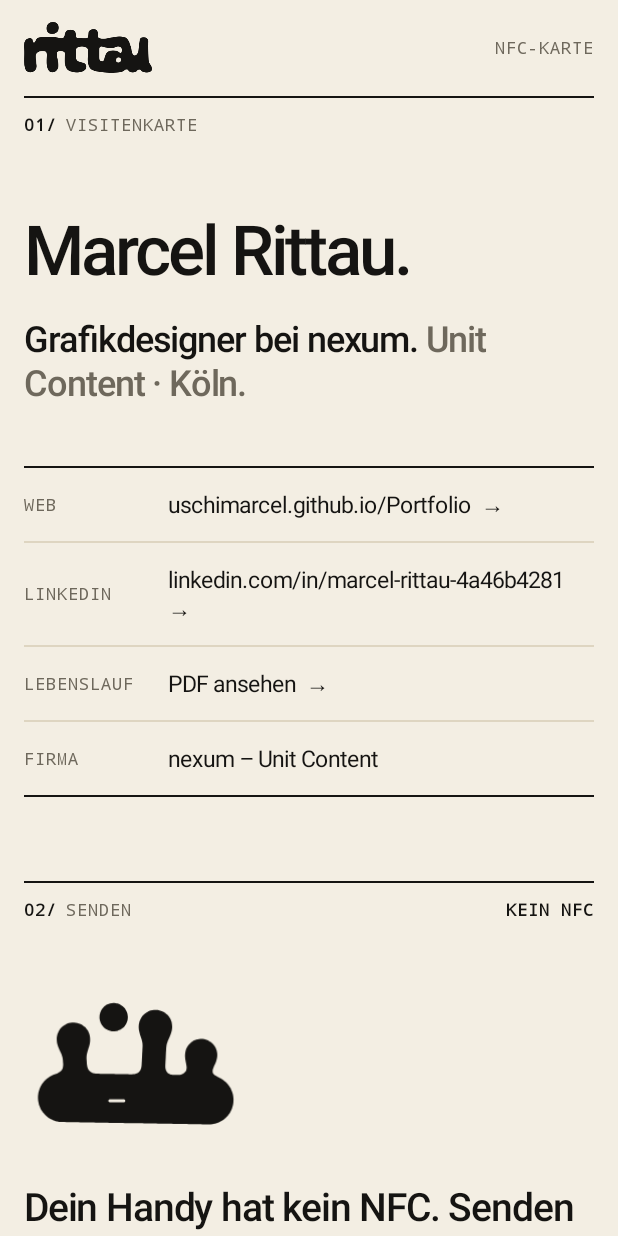
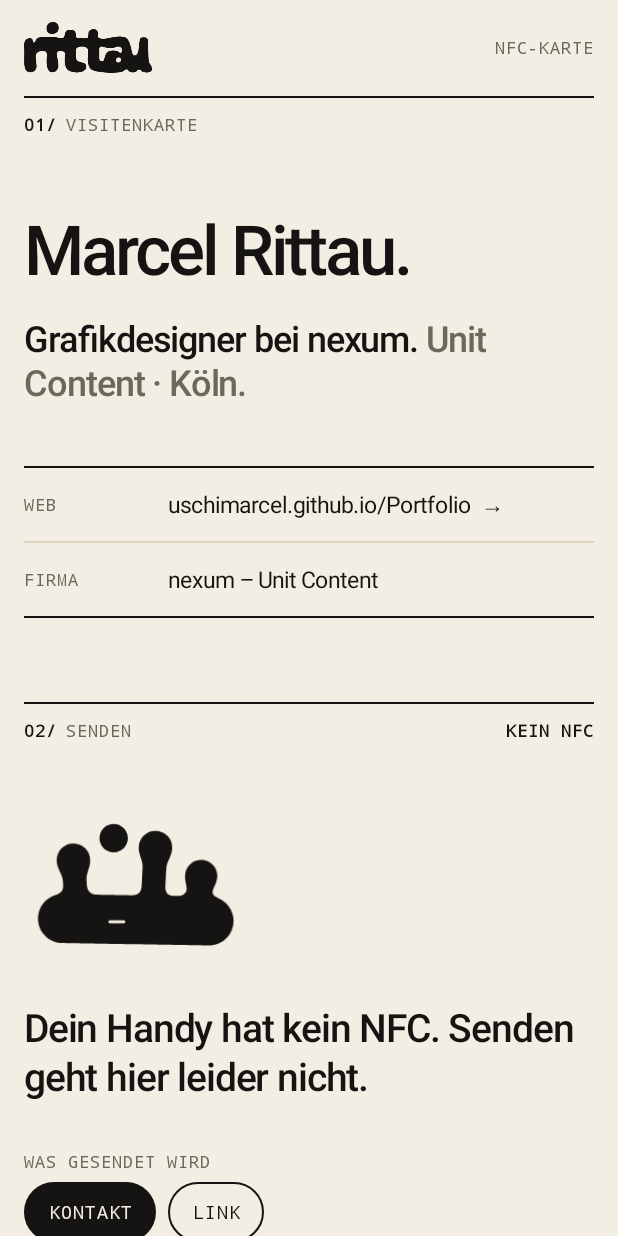
Before and after one commit to UschiMarcel/rittau-karte, an Android app: the screen it shows after launch (MainActivity), on a phone screen of 412 x 824 dp. Run offline under Robolectric (Android 15) with nearby library versions, the phone set to English and light mode, and no system bars; pictures from the network do not load.

Commit message:
Zurück auf den Stand von v1, nur mit neuem Logo
App-Code (Java, Layout, Manifest, Texte) wieder wie in v1.1.
Beibehalten: „ri“-Icon (randlos), Logo im Kopf, App-Name „rittau“.
Instagram, LinkedIn, Lebenslauf und Diagnose sind damit wieder raus
(liegen in der Git-Historie, Commits d93ee44 bis 6c2…).

Co-Authored-By: Claude Opus 5.5 <noreply@anthropic.com>
Claude-Session: https://claude.ai/code/session_01Jy9wB1RmfSzCpw71x8AFHL

```diff
--- a/app/src/main/AndroidManifest.xml
+++ b/app/src/main/AndroidManifest.xml
@@ -2,6 +2,7 @@
 <manifest xmlns:android="http://schemas.android.com/apk/res/android">
 
     <uses-permission android:name="android.permission.NFC" />
+    <uses-permission android:name="android.permission.INTERNET" />
     <uses-feature android:name="android.hardware.nfc.hce" android:required="false" />
 
     <application
--- a/app/src/main/java/de/rittau/karte/Card.java
+++ b/app/src/main/java/de/rittau/karte/Card.java
@@ -12,13 +12,6 @@ public final class Card {
 
     public static final String MODE_CONTACT = "contact";
     public static final String MODE_LINK = "link";
-    public static final String MODE_INSTAGRAM = "instagram";
-    public static final String MODE_CV = "cv";
-    public static final String DEFAULT_LINKEDIN = "https://www.linkedin.com/in/marcel-rittau-4a46b4281/";
-    /** Wird hochgezählt, wenn neue Standardwerte auch bei bestehenden Installationen ankommen sollen. */
-    private static final int DEFAULTS_VERSION = 2;
-    public static final String DEFAULT_CV =
-            "https://uschimarcel.github.io/Portfolio/dateien/Lebenslauf_Marcel_Rittau.pdf";
 
     private static final String PREFS = "karte";
 
@@ -30,9 +23,6 @@ public final class Card {
     public String phone;
     public String web;
     public String city;
-    public String instagram;
-    public String linkedin;
-    public String cv;
     public String mode;
 
     public static Card load(Context c) {
@@ -46,10 +36,6 @@ public final class Card {
         k.phone = p.getString("phone", "");
         k.web = p.getString("web", "https://uschimarcel.github.io/Portfolio/");
         k.city = p.getString("city", "Köln");
-        k.instagram = p.getString("instagram", "");
-        k.linkedin = p.getString("linkedin", DEFAULT_LINKEDIN);
-        if (p.getInt("defaults", 1) < 2 && k.linkedin.trim().isEmpty()) k.linkedin = DEFAULT_LINKEDIN;
-        k.cv = p.getString("cv", DEFAULT_CV);
         k.mode = p.getString("mode", MODE_CONTACT);
         return k;
     }
@@ -64,11 +50,7 @@ public final class Card {
                 .putString("phone", phone)
                 .putString("web", web)
                 .putString("city", city)
-                .putString("instagram", instagram)
-                .putString("linkedin", linkedin)
-                .putString("cv", cv)
                 .putString("mode", mode)
-                .putInt("defaults", DEFAULTS_VERSION)
                 .apply();
     }
 
@@ -85,62 +67,6 @@ public final class Card {
     /** Anzeigeform der Website ohne https:// und Schrägstrich am Ende. */
     public String linkLabel() {
         return linkUrl().replaceFirst("(?i)^https?://", "").replaceFirst("/$", "");
-    }
-
-    // ---------- Instagram ----------
-
-    /** Nur der Nutzername, egal ob als @name, name oder Profil-Link eingetragen. */
-    public String instagramHandle() {
-        String h = instagram == null ? "" : instagram.trim();
-        h = h.replaceFirst("(?i)^https?://", "").replaceFirst("(?i)^(www\\.)?instagram\\.com/", "");
-        h = h.replaceFirst("^@", "");
-        int cut = h.indexOf('/');
-        if (cut >= 0) h = h.substring(0, cut);
-        cut = h.indexOf('?');
-        if (cut >= 0) h = h.substring(0, cut);
-        return h.trim();
-    }
-
-    public boolean hasInstagram() {
-        return !instagramHandle().isEmpty();
-    }
-
-    public String instagramUrl() {
-        return "https://www.instagram.com/" + instagramHandle() + "/";
-    }
-
-    // ---------- Lebenslauf ----------
-
-    public boolean hasCv() {
-        return cv != null && !cv.trim().isEmpty();
-    }
-
-    public String cvUrl() {
-        String c = cv.trim();
-        if (!c.matches("(?i)^[a-z][a-z0-9+.-]*:.*")) c = "https://" + c;
-        return c;
-    }
-
-    // ---------- LinkedIn ----------
-
-    public boolean hasLinkedin() {
-        return linkedin != null && !linkedin.trim().isEmpty();
-    }
-
-    /** Vollständiger Profil-Link; ein bloßer Name wird zu linkedin.com/in/name. */
-    public String linkedinUrl() {
-        String l = linkedin.trim();
-        int q = l.indexOf('?');            // Tracking wie ?utm_source=… abschneiden
-        if (q >= 0) l = l.substring(0, q);
-        if (l.matches("(?i)^https?://.*")) return l;
-        if (l.matches("(?i)^(www\\.)?linkedin\\.com/.*")) return "https://" + l;
-        l = l.replaceFirst("^@", "").replaceFirst("(?i)^in/", "");
-        return "https://www.linkedin.com/in/" + l + "/";
-    }
-
-    public String linkedinLabel() {
-        return linkedinUrl().replaceFirst("(?i)^https?://", "").replaceFirst("(?i)^www\\.", "")
-                .replaceFirst("/$", "");
     }
 
     private static String esc(String s) {
@@ -165,11 +91,6 @@ public final class Card {
         if (!email.trim().isEmpty()) b.append("EMAIL;TYPE=INTERNET:").append(email.trim()).append("\r\n");
         if (!phone.trim().isEmpty()) b.append("TEL;TYPE=CELL:").append(phone.trim()).append("\r\n");
         if (hasLink()) b.append("URL:").append(linkUrl()).append("\r\n");
-        if (hasLinkedin()) {
-            // Android zeigt LinkedIn als Website, iPhone zusätzlich als Social-Profil.
-            b.append("URL:").append(linkedinUrl()).append("\r\n");
-            b.append("X-SOCIALPROFILE;TYPE=linkedin:").append(linkedinUrl()).append("\r\n");
-        }
         if (!city.trim().isEmpty()) b.append("ADR;TYPE=WORK:;;;").append(esc(city.trim())).append(";;;\r\n");
         b.append("END:VCARD\r\n");
         return b.toString();
@@ -180,10 +101,6 @@ public final class Card {
         NdefRecord record;
         if (MODE_LINK.equals(mode) && hasLink()) {
             record = NdefRecord.createUri(linkUrl());
-        } else if (MODE_CV.equals(mode) && hasCv()) {
-            record = NdefRecord.createUri(cvUrl());
-        } else if (MODE_INSTAGRAM.equals(mode) && hasInstagram()) {
-            record = NdefRecord.createUri(instagramUrl());
         } else {
             record = NdefRecord.createMime("text/vcard", toVCard().getBytes(StandardCharsets.UTF_8));
         }
--- a/app/src/main/java/de/rittau/karte/MainActivity.java
+++ b/app/src/main/java/de/rittau/karte/MainActivity.java
@@ -31,7 +31,15 @@ import android.widget.LinearLayout;
 import android.widget.ScrollView;
 import android.widget.TextView;
 
+import org.json.JSONObject;
 
+import java.io.BufferedReader;
+import java.io.InputStreamReader;
+import java.net.HttpURLConnection;
+import java.net.URL;
+import java.nio.charset.StandardCharsets;
+import java.util.regex.Matcher;
+import java.util.regex.Pattern;
 
 public class MainActivity extends Activity implements CardService.Listener {
 
@@ -40,12 +48,11 @@ public class MainActivity extends Activity implements CardService.Listener {
     private boolean reducedMotion;
     private final Handler handler = new Handler(Looper.getMainLooper());
 
-    private TextView diag;
-    private TextView name, statement, status, chip, hint, nfcSettings, modeContact, modeLink, modeInstagram, modeCv, editToggle;
+    private TextView name, statement, status, chip, hint, nfcSettings, modeContact, modeLink, editToggle;
     private LinearLayout meta, editBox;
     private ImageView shape;
     private ScrollView scroll;
-    private EditText fName, fRole, fCompany, fUnit, fEmail, fPhone, fWeb, fCity, fInstagram, fLinkedin, fCv;
+    private EditText fName, fRole, fCompany, fUnit, fEmail, fPhone, fWeb, fCity;
     private ObjectAnimator breathing;
 
     private final Runnable backToReady = this::updateNfcState;
@@ -66,15 +73,12 @@ public class MainActivity extends Activity implements CardService.Listener {
         statement = findViewById(R.id.statement);
         meta = findViewById(R.id.meta);
         status = findViewById(R.id.status);
-        diag = findViewById(R.id.diag);
         chip = findViewById(R.id.chip);
         hint = findViewById(R.id.hint);
         shape = findViewById(R.id.shape);
         nfcSettings = findViewById(R.id.nfcSettings);
         modeContact = findViewById(R.id.modeContact);
         modeLink = findViewById(R.id.modeLink);
-        modeInstagram = findViewById(R.id.modeInstagram);
-        modeCv = findViewById(R.id.modeCv);
         editToggle = findViewById(R.id.editToggle);
         editBox = findViewById(R.id.editBox);
         fName = findViewById(R.id.fName);
@@ -85,17 +89,11 @@ public class MainActivity extends Activity implements CardService.Listener {
         fPhone = findViewById(R.id.fPhone);
         fWeb = findViewById(R.id.fWeb);
         fCity = findViewById(R.id.fCity);
-        fInstagram = findViewById(R.id.fInstagram);
-        fLinkedin = findViewById(R.id.fLinkedin);
-        fCv = findViewById(R.id.fCv);
 
         setupLogo();
 
         modeContact.setOnClickListener(v -> setMode(Card.MODE_CONTACT));
         modeLink.setOnClickListener(v -> setMode(Card.MODE_LINK));
-        modeInstagram.setOnClickListener(v -> setMode(Card.MODE_INSTAGRAM));
-        modeCv.setOnClickListener(v -> setMode(Card.MODE_CV));
-        findViewById(R.id.shareCv).setOnClickListener(v -> shareCv());
         nfcSettings.setOnClickListener(v -> openNfcSettings());
         editToggle.setOnClickListener(v -> openEditor());
         findViewById(R.id.cancel).setOnClickListener(v -> closeEditor());
@@ -105,6 +103,7 @@ public class MainActivity extends Activity implements CardService.Listener {
 
         ((TextView) findViewById(R.id.version)).setText("Version " + BuildConfig.VERSION_NAME);
         findViewById(R.id.updateBtn).setOnClickListener(v -> openDownload());
+        checkForUpdate();
     }
 
     @Override
@@ -120,7 +119,6 @@ public class MainActivity extends Activity implements CardService.Listener {
             }
         }
         updateNfcState();
-        showDiag();
     }
 
     @Override
@@ -189,18 +187,6 @@ public class MainActivity extends Activity implements CardService.Listener {
             any |= addRow("Web", card.linkLabel(),
                     new Intent(Intent.ACTION_VIEW, Uri.parse(card.linkUrl())));
         }
-        if (card.hasLinkedin()) {
-            any |= addRow("LinkedIn", card.linkedinLabel(),
-                    new Intent(Intent.ACTION_VIEW, Uri.parse(card.linkedinUrl())));
-        }
-        if (card.hasInstagram()) {
-            any |= addRow("Instagram", "@" + card.instagramHandle(),
-                    new Intent(Intent.ACTION_VIEW, Uri.parse(card.instagramUrl())));
-        }
-        if (card.hasCv()) {
-            any |= addRow("Lebenslauf", "PDF ansehen",
-                    new Intent(Intent.ACTION_VIEW, Uri.parse(card.cvUrl())));
-        }
         if (!card.company.trim().isEmpty()) {
             any |= addRow("Firma", join(" – ", card.company.trim(), card.unit.trim()), null);
         }
@@ -263,42 +249,17 @@ public class MainActivity extends Activity implements CardService.Listener {
 
     private void updateModeUi() {
         boolean link = Card.MODE_LINK.equals(card.mode);
-        boolean insta = Card.MODE_INSTAGRAM.equals(card.mode);
-        boolean cv = Card.MODE_CV.equals(card.mode);
-        modeContact.setSelected(!link && !insta && !cv);
+        modeContact.setSelected(!link);
         modeLink.setSelected(link);
-        modeInstagram.setSelected(insta);
-        modeCv.setSelected(cv);
-        findViewById(R.id.shareCv).setVisibility(card.hasCv() ? View.VISIBLE : View.GONE);
-        if (cv && !card.hasCv()) {
-            hint.setText("Es ist noch kein Lebenslauf-Link eingetragen. Bis dahin geht dein Kontakt raus – trag ihn unten unter „Deine Daten“ ein.");
-        } else if (cv) {
-            hint.setText("Das andere Handy öffnet deinen Lebenslauf als PDF – den von deinem Portfolio, ohne persönliche Angaben. Klappt mit iPhone (ab XS) und Android.");
-        } else if (link && !card.hasLink()) {
-            hint.setText("Es ist noch keine Website eingetragen. Bis dahin geht dein Kontakt raus – trag sie unten unter „Deine Daten“ ein.");
+        if (link && !card.hasLink()) {
+            hint.setText("Es ist noch keine Website eingetragen. Bis dahin geht dein Kontakt raus – trag unten unter „Deine Daten“ eine ein.");
         } else if (link) {
             hint.setText("Das andere Handy öffnet " + card.linkLabel()
                     + ". Klappt mit iPhone (ab XS) und Android.");
-        } else if (insta && !card.hasInstagram()) {
-            hint.setText("Es ist noch kein Instagram eingetragen. Bis dahin geht dein Kontakt raus – trag es unten unter „Deine Daten“ ein.");
-        } else if (insta) {
-            hint.setText("Das andere Handy öffnet dein Instagram-Profil @" + card.instagramHandle()
-                    + " – direkt in der Instagram-App, wenn sie installiert ist. Klappt mit iPhone (ab XS) und Android.");
         } else {
-            hint.setText("Android-Handys bieten direkt an, dich als Kontakt zu speichern"
-                    + (card.hasLinkedin() ? " – inklusive LinkedIn-Profil" : "") + ". "
-                    + "iPhones zeigen eine Kontaktkarte per NFC nicht von selbst an – nimm dafür „Website“ oder „Instagram“.");
+            hint.setText("Android-Handys bieten direkt an, dich als Kontakt zu speichern. "
+                    + "iPhones zeigen eine Kontaktkarte per NFC nicht von selbst an – nimm dafür „Link“.");
         }
-    }
-
-    /** Teilt den Link zum Lebenslauf über das Android-Teilen-Menü (WhatsApp, Mail, Quick Share …). */
-    private void shareCv() {
-        if (!card.hasCv()) return;
-        Intent send = new Intent(Intent.ACTION_SEND);
-        send.setType("text/plain");
-        send.putExtra(Intent.EXTRA_SUBJECT, "Lebenslauf " + card.name.trim());
-        send.putExtra(Intent.EXTRA_TEXT, "Hallöchen :) Hier ist mein Lebenslauf: " + card.cvUrl());
-        startActivity(Intent.createChooser(send, "Lebenslauf teilen"));
     }
 
     // ---------- NFC ----------
@@ -319,7 +280,7 @@ public class MainActivity extends Activity implements CardService.Listener {
             nfcSettings.setVisibility(View.VISIBLE);
             stopBreathing();
         } else {
-            showStatus("Bereit. Halt dein Handy Rücken an Rücken an ein anderes – das muss entsperrt sein und NFC an haben.", "BEREIT");
+            showStatus("Bereit. Halt dein Handy Rücken an Rücken an ein anderes.", "BEREIT");
             nfcSettings.setVisibility(View.GONE);
             startBreathing();
         }
@@ -331,28 +292,9 @@ public class MainActivity extends Activity implements CardService.Listener {
     }
 
     @Override
-    public void onEvent(String text) {
-        showDiag();
-    }
-
-    private void showDiag() {
-        String e = CardService.lastEvent;
-        if (e == null) {
-            diag.setText("Letzter Kontakt: noch keiner seit dem Start");
-            return;
-        }
-        long sec = Math.max(0, (System.currentTimeMillis() - CardService.lastEventAt) / 1000);
-        String when = sec < 60 ? "vor " + sec + " s" : "vor " + (sec / 60) + " min";
-        diag.setText("Letzter Kontakt (" + when + "): " + e);
-    }
-
-    @Override
     public void onSent() {
         showStatus("Gesendet. Auf dem anderen Handy ist jetzt deine Karte.", "GESENDET");
         shape.performHapticFeedback(HapticFeedbackConstants.CONFIRM);
-        CardService.lastEvent = "Karte komplett gelesen.";
-        CardService.lastEventAt = System.currentTimeMillis();
-        showDiag();
         wobble();
         handler.removeCallbacks(backToReady);
         handler.postDelayed(backToReady, 4000);
@@ -410,9 +352,6 @@ public class MainActivity extends Activity implements CardService.Listener {
         fPhone.setText(card.phone);
         fWeb.setText(card.web);
         fCity.setText(card.city);
-        fInstagram.setText(card.instagram);
-        fLinkedin.setText(card.linkedin);
-        fCv.setText(card.cv);
         editToggle.setVisibility(View.GONE);
         editBox.setVisibility(View.VISIBLE);
         scroll.post(() -> scroll.smoothScrollTo(0, editBox.getTop()));
@@ -445,9 +384,6 @@ public class MainActivity extends Activity implements CardService.Listener {
         card.phone = fPhone.getText().toString().trim();
         card.web = fWeb.getText().toString().trim();
         card.city = fCity.getText().toString().trim();
-        card.instagram = fInstagram.getText().toString().trim();
-        card.linkedin = fLinkedin.getText().toString().trim();
-        card.cv = fCv.getText().toString().trim();
         card.save(this);
         closeEditor();
         bindCard();
@@ -455,8 +391,45 @@ public class MainActivity extends Activity implements CardService.Listener {
     }
 
     // ---------- Updates ----------
-    // Die App selbst hat bewusst keinen Internetzugriff: Eine NFC-App mit Netz wirkt auf
-    // Google Play Protect wie Schadsoftware, die Karten weiterleitet. Updates holt der Browser.
+
+    /** Fragt bei GitHub nach, ob es einen neueren Build gibt. Ohne Internet passiert einfach nichts. */
+    private void checkForUpdate() {
+        new Thread(() -> {
+            HttpURLConnection c = null;
+            try {
+                URL url = new URL("https://api.github.com/repos/" + BuildConfig.REPO + "/releases/latest");
+                c = (HttpURLConnection) url.openConnection();
+                c.setConnectTimeout(6000);
+                c.setReadTimeout(6000);
+                c.setRequestProperty("Accept", "application/vnd.github+json");
+                if (c.getResponseCode() != 200) return;
+                StringBuilder body = new StringBuilder();
+                try (BufferedReader r = new BufferedReader(
+                        new InputStreamReader(c.getInputStream(), StandardCharsets.UTF_8))) {
+                    String line;
+                    while ((line = r.readLine()) != null) body.append(line);
+                }
+                String tag = new JSONObject(body.toString()).optString("tag_name", "");
+                Matcher m = Pattern.compile("(\\d+)$").matcher(tag);
+                if (!m.find()) return;
+                int latest = Integer.parseInt(m.group(1));
+                if (latest > BuildConfig.VERSION_CODE) {
+                    runOnUiThread(() -> showUpdate(latest));
+                }
+            } catch (Exception ignored) {
+                // Kein Netz oder GitHub nicht erreichbar – dann eben beim nächsten Start.
+            } finally {
+                if (c != null) c.disconnect();
+            }
+        }).start();
+    }
+
+    private void showUpdate(int latest) {
+        ((TextView) findViewById(R.id.updateText)).setText("Version 1." + latest
+                + " ist da (du hast " + BuildConfig.VERSION_NAME + "). "
+                + "Lade sie und installier sie einfach über die alte – deine Daten bleiben erhalten.");
+        findViewById(R.id.updateBox).setVisibility(View.VISIBLE);
+    }
 
     private void openDownload() {
         String url = "https://github.com/" + BuildConfig.REPO + "/releases/latest/download/rittau-karte.apk";
--- a/app/src/main/res/layout/activity_main.xml
+++ b/app/src/main/res/layout/activity_main.xml
@@ -122,14 +122,6 @@
             android:textSize="26sp" />
 
         <TextView
-            android:id="@+id/diag"
-            style="@style/Kicker"
-            android:layout_width="match_parent"
-            android:layout_marginTop="12dp"
-            android:lineSpacingMultiplier="1.3"
-            android:textAllCaps="false" />
-
-        <TextView
             android:id="@+id/nfcSettings"
             style="@style/PillPrimary"
             android:layout_marginTop="20dp"
@@ -155,25 +147,7 @@
                 android:id="@+id/modeLink"
                 style="@style/Toggle"
                 android:layout_marginLeft="8dp"
-                android:text="Website" />
-        </LinearLayout>
-
-        <LinearLayout
-            android:layout_width="wrap_content"
-            android:layout_height="wrap_content"
-            android:layout_marginTop="8dp"
-            android:orientation="horizontal">
-
-            <TextView
-                android:id="@+id/modeInstagram"
-                style="@style/Toggle"
-                android:text="Instagram" />
-
-            <TextView
-                android:id="@+id/modeCv"
-                style="@style/Toggle"
-                android:layout_marginLeft="8dp"
-                android:text="Lebenslauf" />
+                android:text="Link" />
         </LinearLayout>
 
         <TextView
@@ -189,16 +163,6 @@
             android:paddingBottom="12dp"
             android:textColor="@color/ink_2"
             android:textSize="15sp" />
-
-        <TextView
-            style="@style/FieldLabel"
-            android:layout_marginTop="32dp"
-            android:text="Ohne NFC" />
-
-        <TextView
-            android:id="@+id/shareCv"
-            style="@style/Pill"
-            android:text="Lebenslauf teilen" />
 
         <!-- 03/ Daten -->
         <View
@@ -265,26 +229,6 @@
                 style="@style/Field"
                 android:inputType="textUri" />
 
-            <TextView style="@style/FieldLabel" android:text="Instagram" />
-            <EditText
-                android:id="@+id/fInstagram"
-                style="@style/Field"
-                android:hint="\@deinname"
-                android:inputType="textUri" />
-
-            <TextView style="@style/FieldLabel" android:text="LinkedIn" />
-            <EditText
-                android:id="@+id/fLinkedin"
-                style="@style/Field"
-                android:hint="linkedin.com/in/deinname"
-                android:inputType="textUri" />
-
-            <TextView style="@style/FieldLabel" android:text="Lebenslauf (Link zur PDF)" />
-            <EditText
-                android:id="@+id/fCv"
-                style="@style/Field"
-                android:inputType="textUri" />
-
             <TextView style="@style/FieldLabel" android:text="Ort" />
             <EditText
                 android:id="@+id/fCity"
@@ -315,7 +259,8 @@
             android:id="@+id/updateBox"
             android:layout_width="match_parent"
             android:layout_height="wrap_content"
-            android:orientation="vertical">
+            android:orientation="vertical"
+            android:visibility="gone">
 
             <View
                 style="@style/Line"
@@ -328,7 +273,6 @@
 
             <TextView
                 android:id="@+id/updateText"
-                android:text="Lädt die neueste Version im Browser. Einfach über die alte installieren – deine Daten bleiben erhalten."
                 android:layout_width="match_parent"
                 android:layout_height="wrap_content"
                 android:layout_marginTop="16dp"
@@ -345,7 +289,7 @@
                 android:id="@+id/updateBtn"
                 style="@style/PillPrimary"
                 android:layout_marginTop="16dp"
-                android:text="Nach Update suchen" />
+                android:text="Update laden" />
         </LinearLayout>
 
         <!-- Fuß -->
```
Also changed, not shown: app/src/main/java/de/rittau/karte/CardService.java (+0 -28 lines), 1 other file.
